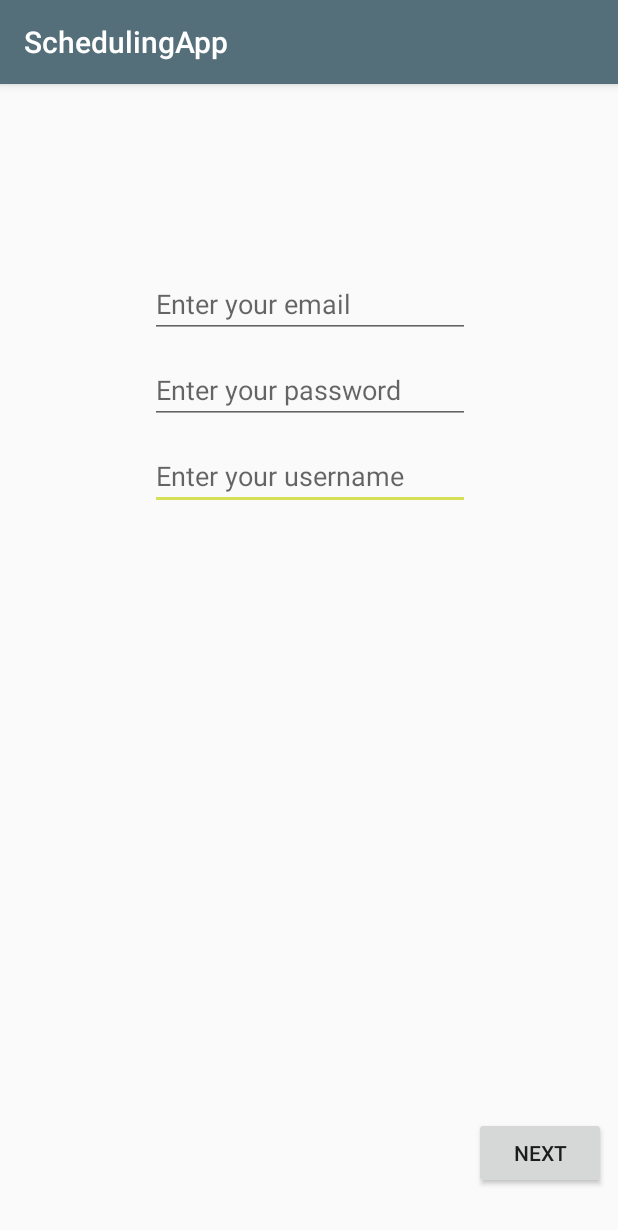
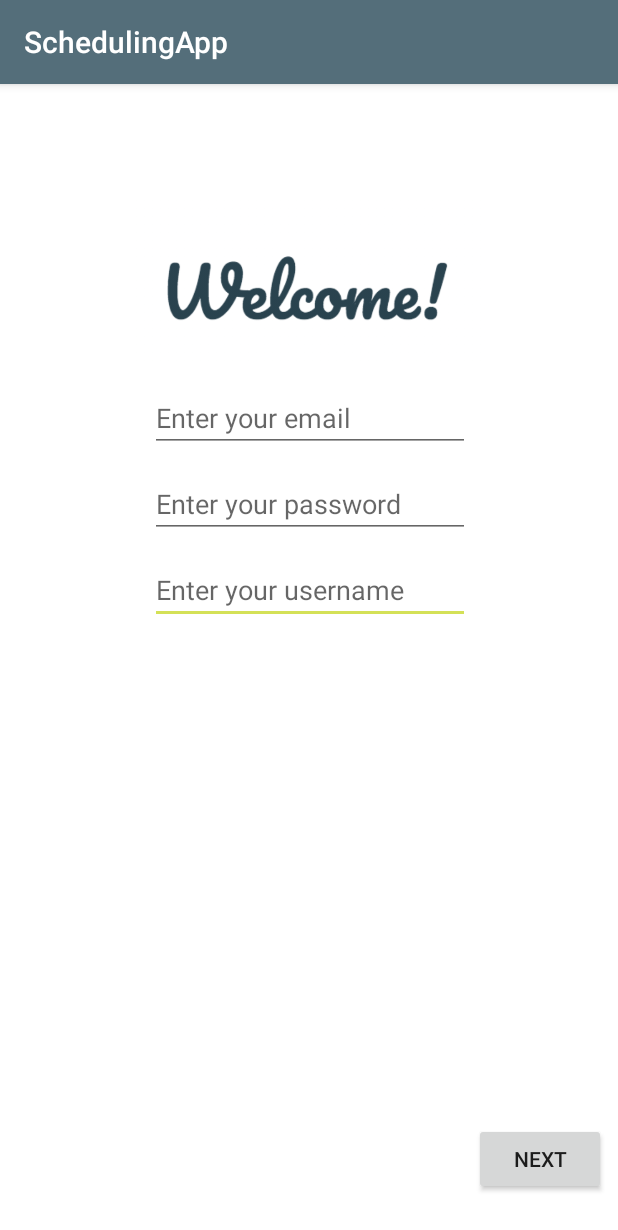
Before and after one commit to FBU2k18/SchedulingApp, an Android app: the RegisterActivity screen opened directly, with no data from a screen before it, on a phone screen of 412 x 824 dp. Shown: the top 1230 px of the screen. Run offline under Robolectric (Android 15) with nearby library versions, the phone set to English and light mode, and no system bars; our stand-ins replace Firebase (no records; nobody signed in at launch, a user with empty details on screens opened directly).

Commit message:
Fixed login and register UI

```diff
--- a/app/src/main/res/layout/activity_register.xml
+++ b/app/src/main/res/layout/activity_register.xml
@@ -4,7 +4,8 @@
     xmlns:tools="http://schemas.android.com/tools"
     android:layout_width="match_parent"
     android:layout_height="match_parent"
-    tools:context=".RegisterActivity">
+    tools:context=".RegisterActivity"
+    android:background="#FFFFFF">
 
     <EditText
         android:id="@+id/etUserName"
@@ -43,14 +44,14 @@
         android:layout_height="wrap_content"
         android:layout_marginEnd="8dp"
         android:layout_marginStart="8dp"
-        android:layout_marginTop="124dp"
+        android:layout_marginTop="8dp"
         android:ems="10"
         android:hint="@string/email"
         android:inputType="textPersonName"
         app:layout_constraintEnd_toEndOf="parent"
         app:layout_constraintHorizontal_bias="0.503"
         app:layout_constraintStart_toStartOf="parent"
-        app:layout_constraintTop_toTopOf="parent" />
+        app:layout_constraintTop_toBottomOf="@+id/imageView" />
 
     <EditText
         android:id="@+id/etPassword"
@@ -66,4 +67,17 @@
         app:layout_constraintHorizontal_bias="0.503"
         app:layout_constraintStart_toStartOf="parent"
         app:layout_constraintTop_toBottomOf="@+id/etEmail" />
+
+    <ImageView
+        android:id="@+id/imageView"
+        android:layout_width="233dp"
+        android:layout_height="120dp"
+        android:layout_marginEnd="8dp"
+        android:layout_marginStart="8dp"
+        android:layout_marginTop="72dp"
+        android:src="@drawable/welcom_logo"
+        app:layout_constraintEnd_toEndOf="parent"
+        app:layout_constraintHorizontal_bias="0.503"
+        app:layout_constraintStart_toStartOf="parent"
+        app:layout_constraintTop_toTopOf="parent" />
 </android.support.constraint.ConstraintLayout>
```
Also changed, not shown: app/src/main/java/com/emmabr/schedulingapp/PeopleClient.java (deleted, +0 -64 lines), app/src/main/res/layout/activity_login.xml (+3 -4 lines), app/src/main/res/drawable/welcom_logo.png (added), 2 other files.
